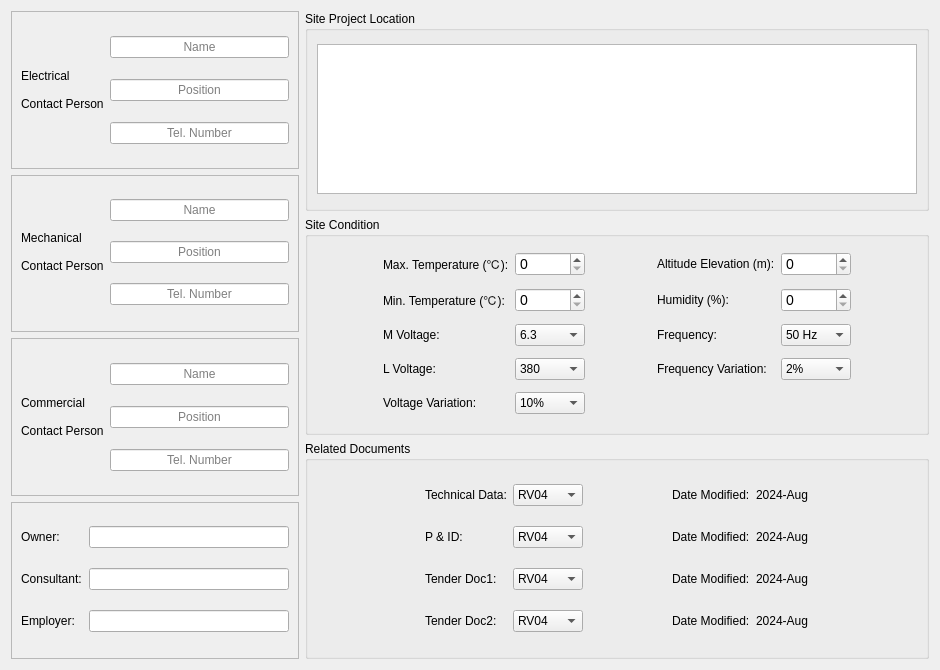
Old version of the form ui/project_information_tab.ui in the repository AliTavakoliNiya/GriinPower.
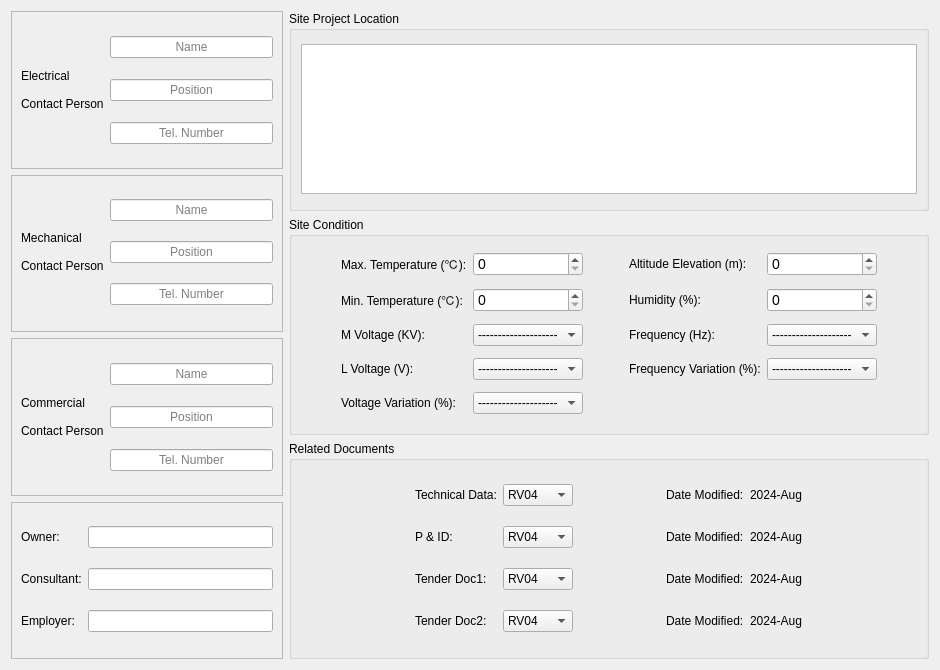
New version of the form. Icons and pictures are not drawn.

```diff
--- a/ui/project_information_tab.ui
+++ b/ui/project_information_tab.ui
@@ -502,7 +502,7 @@
           </property>
           <item>
            <property name="text">
-            <string>10%</string>
+            <string>--------------------</string>
            </property>
           </item>
           <item>
@@ -545,7 +545,7 @@
           </property>
           <item>
            <property name="text">
-            <string>50 Hz</string>
+            <string>--------------------</string>
            </property>
           </item>
           <item>
@@ -574,7 +574,7 @@
            <string notr="true"/>
           </property>
           <property name="text">
-           <string>Frequency Variation:</string>
+           <string>Frequency Variation (%):</string>
           </property>
          </widget>
         </item>
@@ -584,7 +584,7 @@
            <string notr="true"/>
           </property>
           <property name="text">
-           <string>Voltage Variation:</string>
+           <string>Voltage Variation (%):</string>
           </property>
          </widget>
         </item>
@@ -617,7 +617,7 @@
            <string notr="true"/>
           </property>
           <property name="text">
-           <string>Frequency:</string>
+           <string>Frequency (Hz):</string>
           </property>
          </widget>
         </item>
@@ -647,7 +647,7 @@
            <string notr="true"/>
           </property>
           <property name="text">
-           <string>L Voltage:</string>
+           <string>L Voltage (V):</string>
           </property>
          </widget>
         </item>
@@ -674,7 +674,7 @@
           </property>
           <item>
            <property name="text">
-            <string>2%</string>
+            <string>--------------------</string>
            </property>
           </item>
           <item>
@@ -719,6 +719,11 @@
             <height>0</height>
            </size>
           </property>
+          <item>
+           <property name="text">
+            <string>--------------------</string>
+           </property>
+          </item>
           <item>
            <property name="text">
             <string>6.3</string>
@@ -841,6 +846,11 @@
             <height>0</height>
            </size>
           </property>
+          <item>
+           <property name="text">
+            <string>--------------------</string>
+           </property>
+          </item>
           <item>
            <property name="text">
             <string>380</string>
@@ -925,7 +935,7 @@
            <string notr="true"/>
           </property>
           <property name="text">
-           <string>M Voltage:</string>
+           <string>M Voltage (KV):</string>
           </property>
          </widget>
         </item>
```
Left out of the diff: 21 changed lines with no effect on the pictures.
